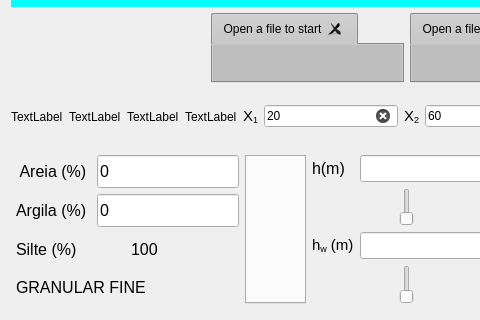
The window that paulo/form.ui (BetSpaguetty/Projeto-Taludes) describes before a commit, drawn with Qt 5; both pictures show x 0 to 480 and y 310 to 630 of the 1076 by 630 pixel window.
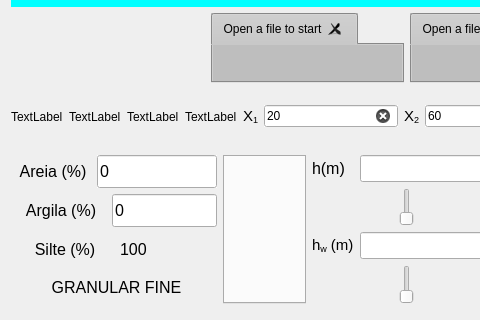
The same window after the commit. Icons and pictures are not drawn.

Patch:
```diff
--- a/paulo/form.ui
+++ b/paulo/form.ui
@@ -888,7 +888,7 @@
      <item row="1" column="0">
       <layout class="QVBoxLayout" name="verticalLayout_5">
        <property name="sizeConstraint">
-        <enum>QLayout::SetDefaultConstraint</enum>
+        <enum>QLayout::SetMinimumSize</enum>
        </property>
        <property name="leftMargin">
         <number>0</number>
@@ -904,7 +904,7 @@
          <item>
           <widget class="QLabel" name="label_areia">
            <property name="sizePolicy">
-            <sizepolicy hsizetype="Expanding" vsizetype="Preferred">
+            <sizepolicy hsizetype="Expanding" vsizetype="Minimum">
              <horstretch>0</horstretch>
              <verstretch>0</verstretch>
             </sizepolicy>
@@ -929,6 +929,9 @@
            <property name="scaledContents">
             <bool>false</bool>
            </property>
+           <property name="alignment">
+            <set>Qt::AlignCenter</set>
+           </property>
           </widget>
          </item>
          <item>
@@ -939,6 +942,12 @@
              <verstretch>0</verstretch>
             </sizepolicy>
            </property>
+           <property name="maximumSize">
+            <size>
+             <width>120</width>
+             <height>160</height>
+            </size>
+           </property>
            <property name="font">
             <font>
              <pointsize>12</pointsize>
@@ -974,7 +983,7 @@
          <item>
           <widget class="QLabel" name="label_argila">
            <property name="sizePolicy">
-            <sizepolicy hsizetype="Expanding" vsizetype="Preferred">
+            <sizepolicy hsizetype="Expanding" vsizetype="Minimum">
              <horstretch>0</horstretch>
              <verstretch>0</verstretch>
             </sizepolicy>
@@ -996,6 +1005,9 @@
            <property name="text">
             <string>Argila (%)</string>
            </property>
+           <property name="alignment">
+            <set>Qt::AlignCenter</set>
+           </property>
           </widget>
          </item>
          <item>
@@ -1006,6 +1018,12 @@
              <verstretch>0</verstretch>
             </sizepolicy>
            </property>
+           <property name="maximumSize">
+            <size>
+             <width>105</width>
+             <height>160</height>
+            </size>
+           </property>
            <property name="font">
             <font>
              <pointsize>12</pointsize>
@@ -1035,7 +1053,7 @@
          <item>
           <widget class="QLabel" name="label_silte">
            <property name="sizePolicy">
-            <sizepolicy hsizetype="Expanding" vsizetype="Preferred">
+            <sizepolicy hsizetype="Expanding" vsizetype="Minimum">
              <horstretch>0</horstretch>
              <verstretch>0</verstretch>
             </sizepolicy>
@@ -1057,6 +1075,9 @@
            <property name="text">
             <string>Silte (%)</string>
            </property>
+           <property name="alignment">
+            <set>Qt::AlignCenter</set>
+           </property>
            <property name="wordWrap">
             <bool>false</bool>
            </property>
@@ -1097,7 +1118,7 @@
        <item>
         <widget class="QLabel" name="label_material">
          <property name="sizePolicy">
-          <sizepolicy hsizetype="Expanding" vsizetype="Preferred">
+          <sizepolicy hsizetype="Expanding" vsizetype="Minimum">
            <horstretch>0</horstretch>
            <verstretch>0</verstretch>
           </sizepolicy>
@@ -1122,6 +1143,9 @@
          <property name="scaledContents">
           <bool>true</bool>
          </property>
+         <property name="alignment">
+          <set>Qt::AlignCenter</set>
+         </property>
          <property name="wordWrap">
           <bool>true</bool>
          </property>
@@ -1334,6 +1358,12 @@
        </property>
        <item>
         <widget class="QTabWidget" name="tabs_4">
+         <property name="sizePolicy">
+          <sizepolicy hsizetype="MinimumExpanding" vsizetype="Expanding">
+           <horstretch>0</horstretch>
+           <verstretch>0</verstretch>
+          </sizepolicy>
+         </property>
          <property name="autoFillBackground">
           <bool>true</bool>
          </property>
```
